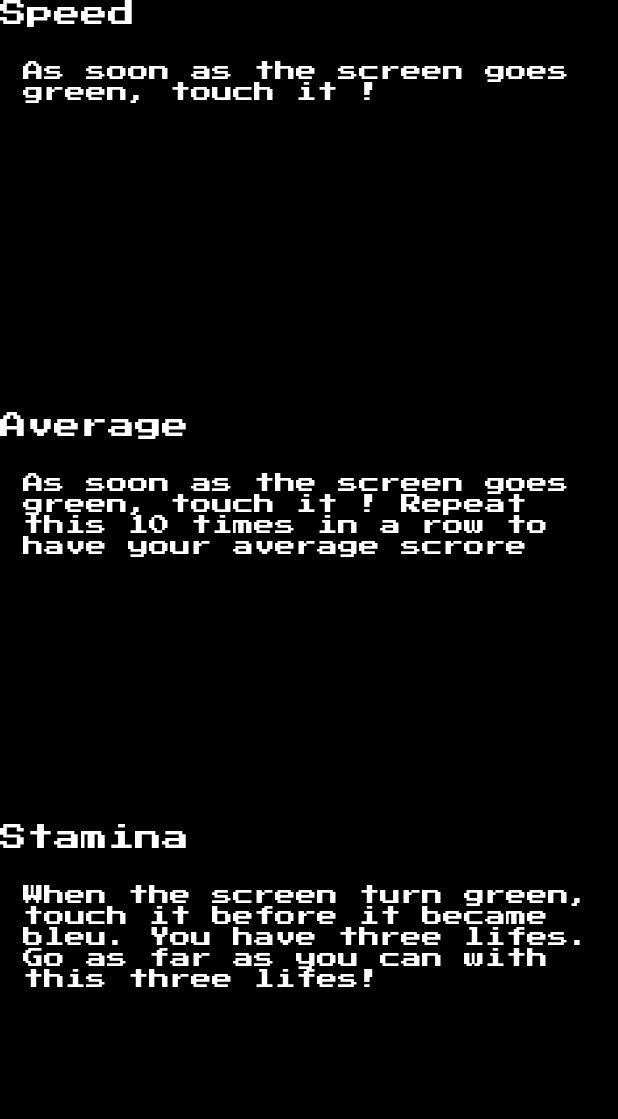
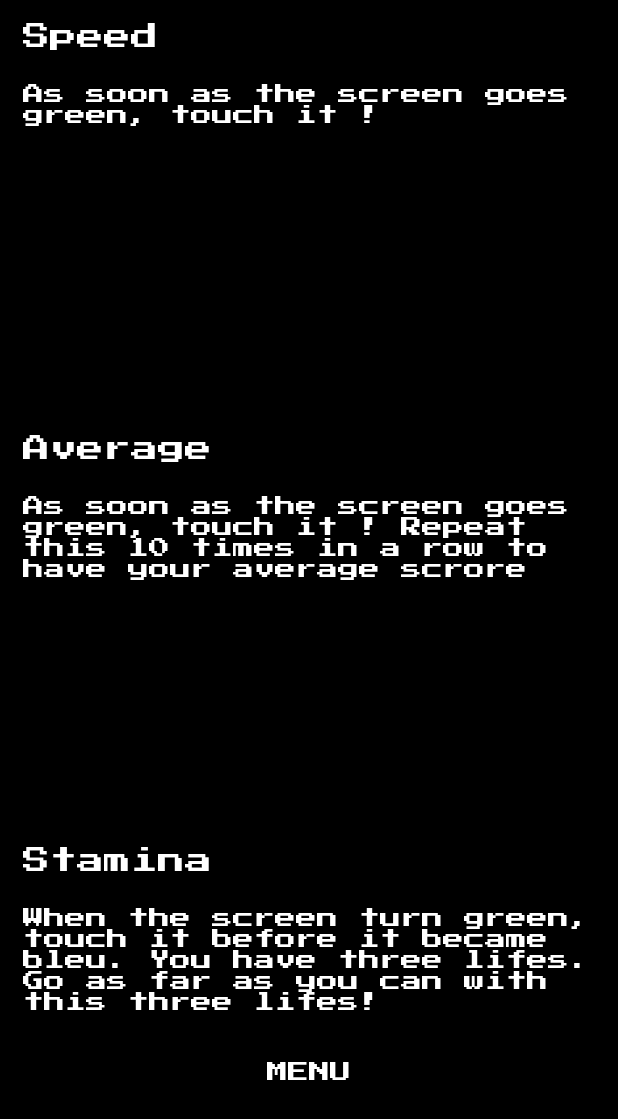
Before and after one commit to Thibaut-Comte/ApplicationAndroid, an Android app: the Rules screen opened directly, with no data from a screen before it, on a phone screen of 412 x 824 dp. Shown: the top 1119 px of the screen. Run offline under Robolectric (Android 15) with nearby library versions, the phone set to English and light mode, and no system bars.

Commit message:
btn menu dans regle

```diff
--- a/reaction/app/src/main/java/com/jonathan/reaction/Rules.java
+++ b/reaction/app/src/main/java/com/jonathan/reaction/Rules.java
@@ -1,13 +1,29 @@
 package com.jonathan.reaction;
 
+import android.content.Intent;
 import android.support.v7.app.AppCompatActivity;
 import android.os.Bundle;
+import android.view.View;
+import android.widget.Button;
 
 public class Rules extends AppCompatActivity {
+
+    private Button btn;
 
     @Override
     protected void onCreate(Bundle savedInstanceState) {
         super.onCreate(savedInstanceState);
         setContentView(R.layout.activity_rules);
+
+        btn = (Button) findViewById(R.id.btn);
+
+        btn.setOnClickListener(new View.OnClickListener() {
+            @Override
+            public void onClick(View view) {
+                Intent i = new Intent(Rules.this, Menu.class);
+                startActivity(i);
+            }
+        });
+
     }
 }
--- a/reaction/app/src/main/res/layout/activity_rules.xml
+++ b/reaction/app/src/main/res/layout/activity_rules.xml
@@ -1,11 +1,10 @@
 <?xml version="1.0" encoding="utf-8"?>
 <android.support.constraint.ConstraintLayout xmlns:android="http://schemas.android.com/apk/res/android"
-    xmlns:app="http://schemas.android.com/apk/res-auto"
     xmlns:tools="http://schemas.android.com/tools"
     android:layout_width="match_parent"
     android:layout_height="match_parent"
-    tools:context="com.jonathan.reaction.Rules"
-    android:background="#000000">
+    android:background="#000000"
+    tools:context="com.jonathan.reaction.Rules">
 
     <LinearLayout
         android:layout_width="match_parent"
@@ -29,6 +28,8 @@
                     android:layout_alignParentStart="true"
                     android:layout_alignParentTop="true"
                     android:fontFamily="@font/press_start_2p"
+                    android:layout_marginStart="15dp"
+                    android:layout_marginTop="15dp"
                     android:text="Speed"
                     android:textColor="@android:color/white"
                     android:textSize="18sp" />
@@ -64,6 +65,8 @@
                     android:layout_alignParentStart="true"
                     android:layout_alignParentTop="true"
                     android:fontFamily="@font/press_start_2p"
+                    android:layout_marginStart="15dp"
+                    android:layout_marginTop="15dp"
                     android:text="Average"
                     android:textColor="@android:color/white"
                     android:textSize="18sp" />
@@ -99,6 +102,8 @@
                     android:layout_alignParentStart="true"
                     android:layout_alignParentTop="true"
                     android:fontFamily="@font/press_start_2p"
+                    android:layout_marginStart="15dp"
+                    android:layout_marginTop="15dp"
                     android:text="Stamina"
                     android:textColor="@android:color/white"
                     android:textSize="18sp" />
@@ -114,6 +119,18 @@
                     android:fontFamily="@font/press_start_2p"
                     android:text="When the screen turn green, touch it before it became bleu. You have three lifes. Go as far as you can with this three lifes!"
                     android:textColor="@android:color/white" />
+
+                <Button
+                    android:id="@+id/btn"
+                    android:layout_width="wrap_content"
+                    android:layout_height="wrap_content"
+                    android:layout_below="@+id/textView6"
+                    android:layout_centerHorizontal="true"
+                    android:layout_marginTop="13dp"
+                    android:background="@null"
+                    android:fontFamily="@font/press_start_2p"
+                    android:text="Menu"
+                    android:textColor="@android:color/white" />
             </RelativeLayout>
         </LinearLayout>
     </LinearLayout>
```
Also changed, not shown: reaction/app/src/main/res/layout/row_layout.xml (+9 -4 lines).
